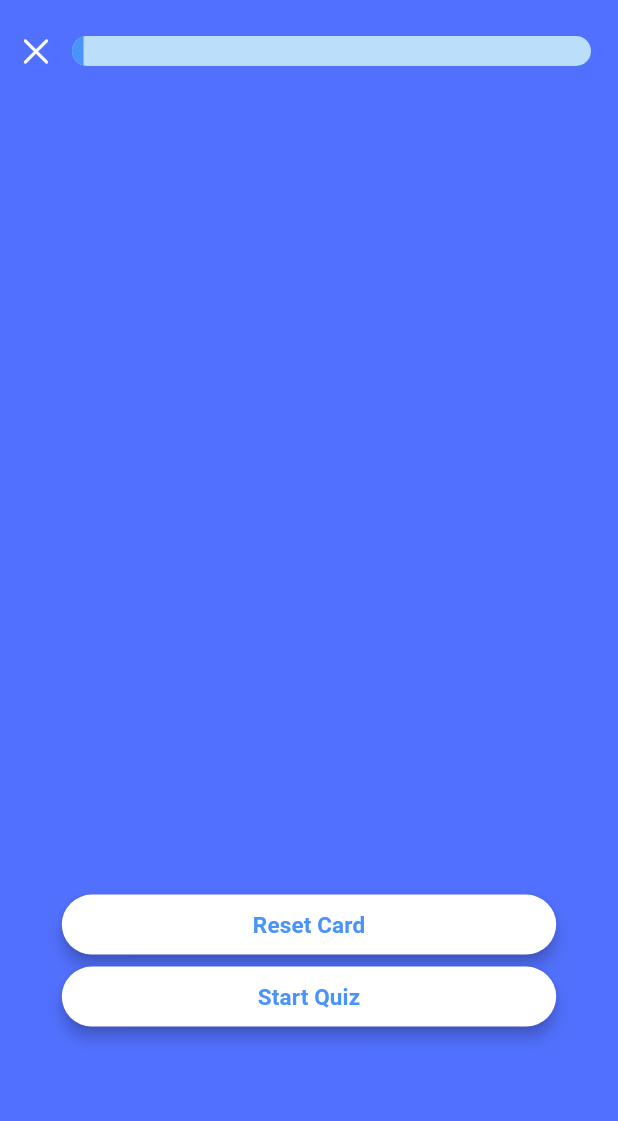
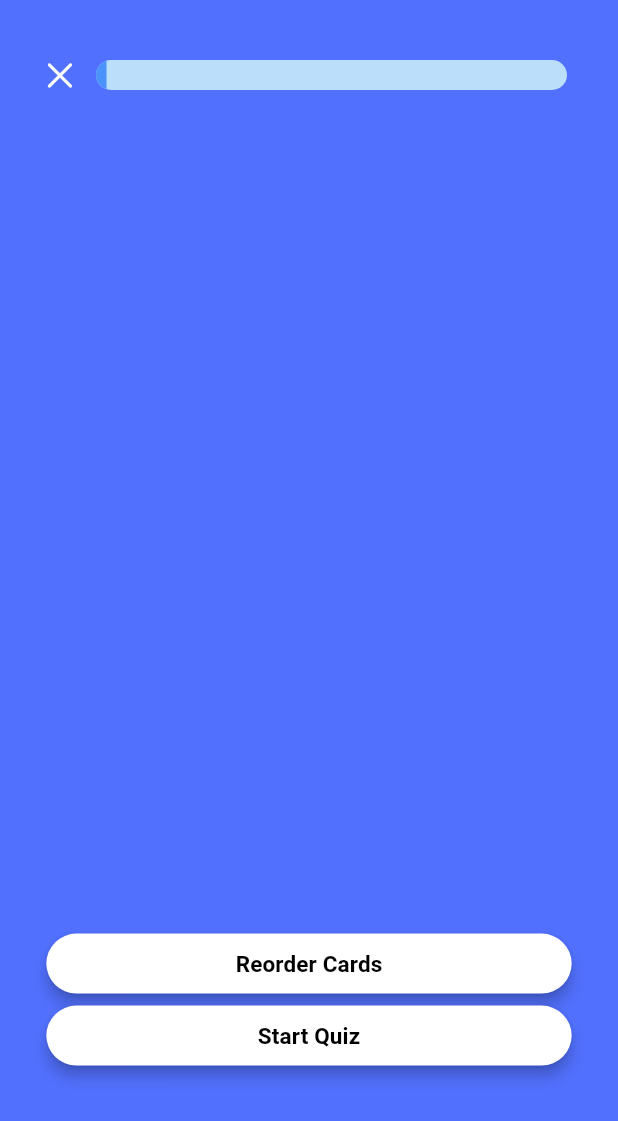
Before and after one commit to Richmond-Nunoo/Flutter-Riddles, a Flutter app: the NewCard screen opened directly with empty values, on a phone screen of 412 x 824 dp. Shown: the top 1121 px of the screen. Run offline on Flutter 3.47's test engine with Material 2 defaults, Android fonts, the phone set to English and light mode, and no system bars; drawn by our look-alikes of appinio_swiper; our stand-ins replace flip_card.

```diff
--- a/lib/views/flashcard_screen.dart
+++ b/lib/views/flashcard_screen.dart
@@ -35,8 +35,10 @@ class _NewCardState extends State<NewCard> {
       backgroundColor: bgColor3,
       body: SafeArea(
         child: Center(
-          child: Column(
-            crossAxisAlignment: CrossAxisAlignment.center,
+          child: ListView(
+            physics: const BouncingScrollPhysics(),
+            padding: EdgeInsets.all(16),
+//            crossAxisAlignment: CrossAxisAlignment.center,
             children: [
               const SizedBox(
                 height: 10,
@@ -94,21 +96,23 @@ class _NewCardState extends State<NewCard> {
                 ),
               ),
               const SizedBox(
-                height: 40,
+                height: 50,
               ),
+              Column(
+                children: [
                   ElevatedButton(
                     style: ButtonStyle(
                       backgroundColor: MaterialStateProperty.all(Colors.white),
                       fixedSize: MaterialStateProperty.all(
-                    Size(MediaQuery.sizeOf(context).width * 0.80, 30),
+                        Size(MediaQuery.of(context).size.width * 0.85, 30),
                       ),
                       elevation: MaterialStateProperty.all(4),
                     ),
                     onPressed: () => controller.unswipe(),
                     child: const Text(
-                  "Reset Card",
+                      "Reorder Cards",
                       style: TextStyle(
-                    color: bgColor,
+                        color: Colors.black,
                         fontSize: 15,
                         fontWeight: FontWeight.bold,
                       ),
@@ -118,7 +122,7 @@ class _NewCardState extends State<NewCard> {
                     style: ButtonStyle(
                       backgroundColor: MaterialStateProperty.all(Colors.white),
                       fixedSize: MaterialStateProperty.all(
-                    Size(MediaQuery.sizeOf(context).width * 0.80, 30),
+                        Size(MediaQuery.sizeOf(context).width * 0.85, 30),
                       ),
                       elevation: MaterialStateProperty.all(4),
                     ),
@@ -136,12 +140,14 @@ class _NewCardState extends State<NewCard> {
                     child: const Text(
                       "Start Quiz",
                       style: TextStyle(
-                    color: bgColor,
+                        color: Colors.black,
                         fontSize: 15,
                         fontWeight: FontWeight.bold,
                       ),
                     ),
                   )
+                ],
+              ),
             ],
           ),
         ),
--- a/lib/views/home_screen.dart
+++ b/lib/views/home_screen.dart
@@ -18,7 +18,6 @@ class HomePage extends StatelessWidget {
             physics: const BouncingScrollPhysics(),
             children: [
               Container(
-                width: 10,
                 decoration: BoxDecoration(
                   color: bgColor3,
                   boxShadow: [
--- a/lib/widgets/flash_card_widget.dart
+++ b/lib/widgets/flash_card_widget.dart
@@ -79,7 +79,6 @@ class FlipCardsWidget extends StatelessWidget {
                             fontWeight: FontWeight.w500,
                           ),
                       textAlign: TextAlign.center,
-                      overflow: TextOverflow.ellipsis,
                     ),
                   ),
                   const Spacer(),
```
Also changed, not shown: lib/views/quiz_screen.dart (+9 -2 lines), lib/views/results_screen.dart (+83 -22 lines), assets/award-laurel-svgrepo-com.png (added), assets/award.png (added), assets/bouncy-cup.gif (added), assets/sad.png (added), assets/trophy-svgrepo-com.svg (added), assets/trophy.png (added). Lines whose indentation alone changed are shown as unchanged.
